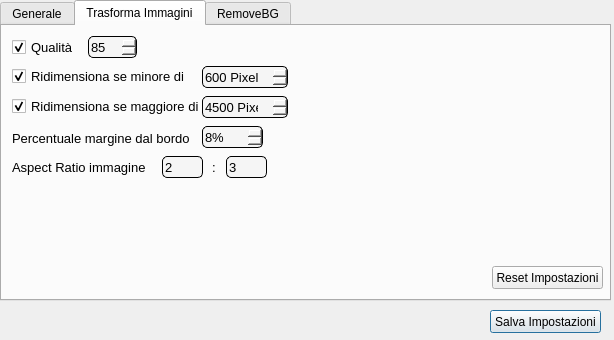
Qt form WindowWidgets/Settings/optionsWidget.ui (RobertoRomolini/FotoMaster) before a commit.
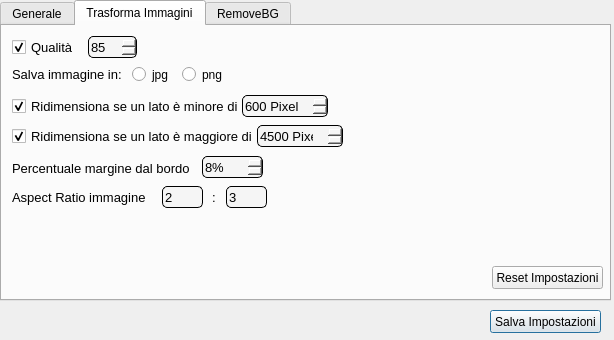
The same form after that commit. Icons and pictures are not drawn. Custom widgets are drawn as their Qt base class.

Commit message: Add output image format

Diff of the .ui file:
```diff
--- a/WindowWidgets/Settings/optionsWidget.ui
+++ b/WindowWidgets/Settings/optionsWidget.ui
@@ -142,8 +142,8 @@
      <property name="geometry">
       <rect>
        <x>10</x>
-       <y>40</y>
-       <width>174</width>
+       <y>70</y>
+       <width>241</width>
        <height>20</height>
       </rect>
      </property>
@@ -156,7 +156,7 @@
       <string>&lt;html&gt;&lt;head/&gt;&lt;body&gt;&lt;p align=&quot;justify&quot;&gt;Ridimensiona la foto se minore del valore indicato&lt;/p&gt;&lt;/body&gt;&lt;/html&gt;</string>
      </property>
      <property name="text">
-      <string>Ridimensiona se minore di</string>
+      <string>Ridimensiona se un lato è minore di</string>
      </property>
      <property name="checked">
       <bool>true</bool>
@@ -166,8 +166,8 @@
      <property name="geometry">
       <rect>
        <x>10</x>
-       <y>70</y>
-       <width>191</width>
+       <y>100</y>
+       <width>251</width>
        <height>20</height>
       </rect>
      </property>
@@ -180,7 +180,7 @@
       <string>&lt;html&gt;&lt;head/&gt;&lt;body&gt;&lt;p align=&quot;justify&quot;&gt;Ridimensiona la foto se minore del valore indicato&lt;/p&gt;&lt;/body&gt;&lt;/html&gt;</string>
      </property>
      <property name="text">
-      <string>Ridimensiona se maggiore di</string>
+      <string>Ridimensiona se un lato è maggiore di</string>
      </property>
      <property name="checked">
       <bool>true</bool>
@@ -283,8 +283,8 @@
     <widget class="QSpinBox" name="latoMin">
      <property name="geometry">
       <rect>
-       <x>200</x>
-       <y>40</y>
+       <x>240</x>
+       <y>69</y>
        <width>86</width>
        <height>22</height>
       </rect>
@@ -359,8 +359,8 @@
     <widget class="QSpinBox" name="latoMax">
      <property name="geometry">
       <rect>
-       <x>200</x>
-       <y>70</y>
+       <x>255</x>
+       <y>99</y>
        <width>86</width>
        <height>22</height>
       </rect>
@@ -436,7 +436,7 @@
      <property name="geometry">
       <rect>
        <x>200</x>
-       <y>100</y>
+       <y>130</y>
        <width>61</width>
        <height>22</height>
       </rect>
@@ -509,7 +509,7 @@
      <property name="geometry">
       <rect>
        <x>10</x>
-       <y>104</y>
+       <y>134</y>
        <width>181</width>
        <height>16</height>
       </rect>
@@ -540,7 +540,7 @@
      <property name="geometry">
       <rect>
        <x>10</x>
-       <y>133</y>
+       <y>163</y>
        <width>141</width>
        <height>16</height>
       </rect>
@@ -558,7 +558,7 @@
      <property name="geometry">
       <rect>
        <x>210</x>
-       <y>133</y>
+       <y>163</y>
        <width>16</width>
        <height>16</height>
       </rect>
@@ -576,7 +576,7 @@
      <property name="geometry">
       <rect>
        <x>160</x>
-       <y>130</y>
+       <y>160</y>
        <width>41</width>
        <height>22</height>
       </rect>
@@ -618,7 +618,7 @@
      <property name="geometry">
       <rect>
        <x>224</x>
-       <y>130</y>
+       <y>160</y>
        <width>41</width>
        <height>22</height>
       </rect>
@@ -656,6 +656,56 @@
       <number>3</number>
      </property>
     </widget>
+    <widget class="QLabel" name="label_13">
+     <property name="geometry">
+      <rect>
+       <x>10</x>
+       <y>40</y>
+       <width>111</width>
+       <height>16</height>
+      </rect>
+     </property>
+     <property name="font">
+      <font>
+       <pointsize>10</pointsize>
+      </font>
+     </property>
+     <property name="text">
+      <string>Salva immagine in:</string>
+     </property>
+    </widget>
+    <widget class="QRadioButtonCustom" name="radioButtonJpg">
+     <property name="geometry">
+      <rect>
+       <x>130</x>
+       <y>40</y>
+       <width>51</width>
+       <height>17</height>
+      </rect>
+     </property>
+     <property name="text">
+      <string>jpg</string>
+     </property>
+     <attribute name="buttonGroup">
+      <string notr="true">imageOutputFormat</string>
+     </attribute>
+    </widget>
+    <widget class="QRadioButtonCustom" name="radioButtonPng">
+     <property name="geometry">
+      <rect>
+       <x>180</x>
+       <y>40</y>
+       <width>51</width>
+       <height>17</height>
+      </rect>
+     </property>
+     <property name="text">
+      <string>png</string>
+     </property>
+     <attribute name="buttonGroup">
+      <string notr="true">imageOutputFormat</string>
+     </attribute>
+    </widget>
    </widget>
    <widget class="QWidget" name="tab_2">
     <attribute name="title">
@@ -759,6 +809,11 @@
    <extends>QPushButton</extends>
    <header location="global">CustomWidgets/qpushbuttongreen.h</header>
   </customwidget>
+  <customwidget>
+   <class>QRadioButtonCustom</class>
+   <extends>QRadioButton</extends>
+   <header location="global">CustomWidgets/qradiobuttoncustom.h</header>
+  </customwidget>
  </customwidgets>
  <resources/>
  <connections/>
```
Left out of the diff: 3 changed lines with no effect on the pictures.
